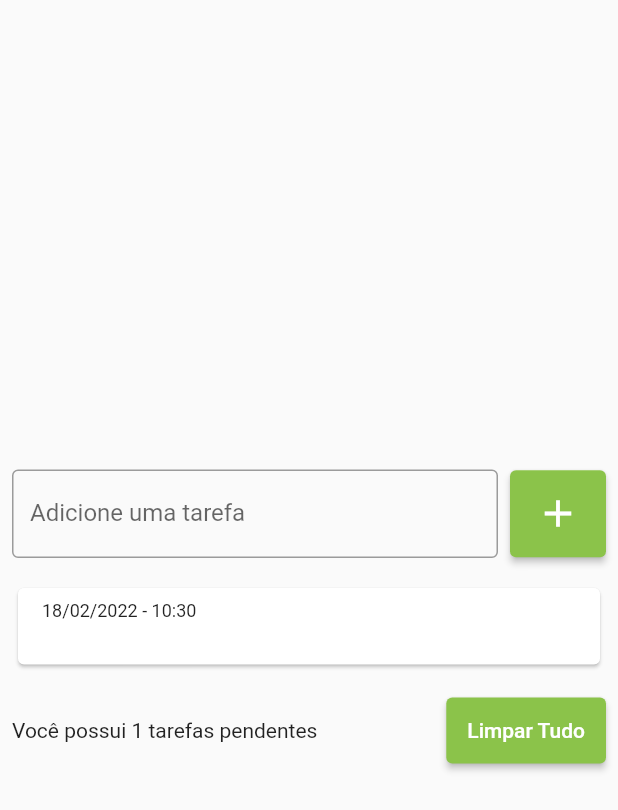
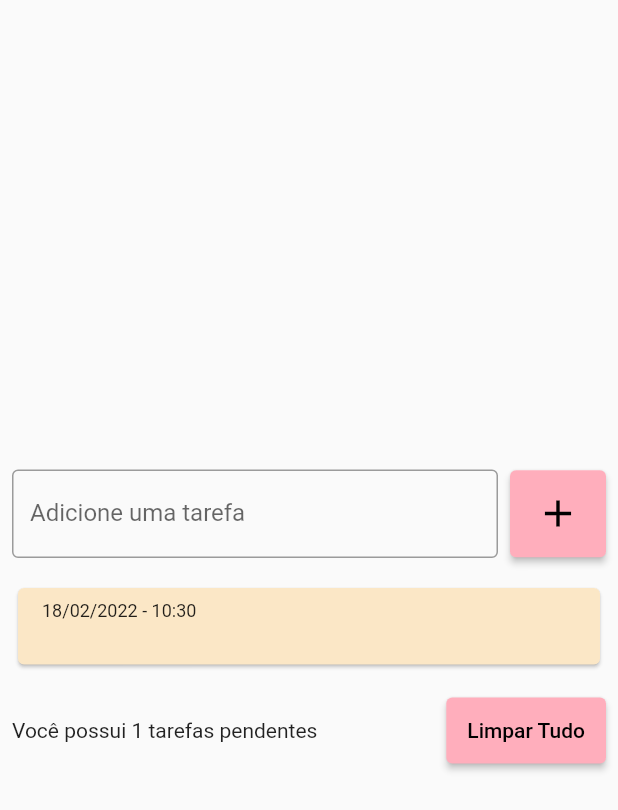
Before and after one commit to luanss19/lista_de_tarefas, a Flutter app: the screen it shows after launch, after a tap on the "add" icon, on a phone screen of 412 x 824 dp. Shown: the top 810 px of the screen. Run offline on Flutter 3.47's test engine with Material 2 defaults, Android fonts, the phone set to English and light mode, and no system bars; drawn by our look-alikes of flutter_slidable.

Commit message:
UI Updated.

```diff
--- a/lib/pages/todo_list_page.dart
+++ b/lib/pages/todo_list_page.dart
@@ -43,9 +43,7 @@ class _TodoListPageState extends State<TodoListPage> {
                       onPressed: () {
                         setState(() {
                           Todo newTodo = Todo(
-                              title: todoController.text,
-                              date: DateTime.now()
-                          );
+                              title: todoController.text, date: DateTime.now());
                           todos.add(newTodo);
                           todoController.clear();
                         });
@@ -53,9 +51,10 @@ class _TodoListPageState extends State<TodoListPage> {
                       child: Icon(
                         Icons.add,
                         size: 30,
+                        color: Colors.black,
                       ),
                       style: ElevatedButton.styleFrom(
-                        primary: Colors.lightGreen,
+                        primary: Color(0xffFFAEBC),
                         padding: EdgeInsets.all(14),
                       ),
                     )
@@ -68,8 +67,7 @@ class _TodoListPageState extends State<TodoListPage> {
                   child: ListView(
                     shrinkWrap: true,
                     children: [
-                      for (Todo todo in todos)
-                        TodoListItem(todo: todo)
+                      for (Todo todo in todos) TodoListItem(todo: todo)
                     ],
                   ),
                 ),
@@ -79,17 +77,22 @@ class _TodoListPageState extends State<TodoListPage> {
                 Row(
                   children: [
                     Expanded(
-                      child: Text(
-                          'Você possui ${todos.length} tarefas pendentes'),
+                      child:
+                          Text('Você possui ${todos.length} tarefas pendentes'),
                     ),
                     SizedBox(
                       width: 8,
                     ),
                     ElevatedButton(
                       onPressed: () {},
-                      child: Text('Limpar Tudo'),
+                      child: Text(
+                        'Limpar Tudo',
+                        style: TextStyle(
+                          color: Colors.black,
+                        ),
+                      ),
                       style: ElevatedButton.styleFrom(
-                        primary: Colors.lightGreen,
+                        primary: Color(0xffFFAEBC),
                         padding: EdgeInsets.all(14),
                       ),
                     )
--- a/lib/widgets/todo_list_item.dart
+++ b/lib/widgets/todo_list_item.dart
@@ -1,6 +1,8 @@
 import 'package:flutter/material.dart';
 import 'package:lista_de_tarefas/models/todo.dart';
+import 'package:flutter_slidable/flutter_slidable.dart';
 import 'package:intl/intl.dart';
+
 class TodoListItem extends StatelessWidget {
   const TodoListItem({Key? key, required this.todo}) : super(key: key);
 
@@ -8,12 +10,44 @@ class TodoListItem extends StatelessWidget {
 
   @override
   Widget build(BuildContext context) {
-    return Card(
-      color: Colors.,
+    return Slidable(
+      actionExtentRatio: 0.25,
+      actionPane: const SlidableBehindActionPane(),
+      secondaryActions: [
+        IconSlideAction(
+          iconWidget: Container(
+            margin: EdgeInsets.all(4.2),
+            decoration: BoxDecoration(
+              color: Colors.red,
+              borderRadius: BorderRadius.all(
+                Radius.circular(4),
+              ),
+            ),
+            child: Expanded(
+              child: Padding(
+                padding: const EdgeInsets.all(4.0),
+                child: Column(
+                  crossAxisAlignment: CrossAxisAlignment.stretch,
+                  children: [
+                    Icon(Icons.delete_forever),
+                    Center(
+                        child: Text(
+                      'Deletar',
+                      overflow: TextOverflow.ellipsis,
+                    ))
+                  ],
+                ),
+              ),
+            ),
+          ),
+        )
+      ],
+      child: Card(
+        color: Color(0xffFBE7C6),
         child: Padding(
           padding: const EdgeInsets.symmetric(vertical: 8, horizontal: 16),
           child: Column(
-          crossAxisAlignment: CrossAxisAlignment.start,
+            crossAxisAlignment: CrossAxisAlignment.stretch,
             children: [
               Text(
                 DateFormat('dd/MM/yyyy - HH:mm').format(todo.date),
@@ -26,6 +60,7 @@ class TodoListItem extends StatelessWidget {
             ],
           ),
         ),
+      ),
     );
   }
 }
```
Also changed, not shown: pubspec.lock. Lines whose indentation alone changed are shown as unchanged.
